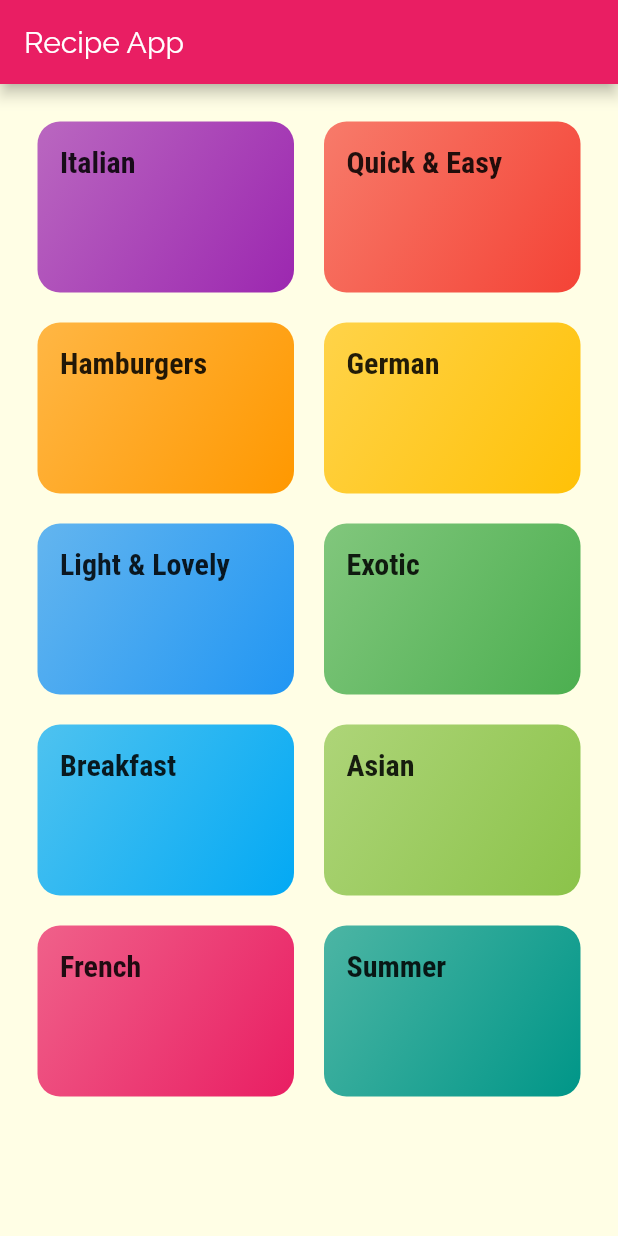
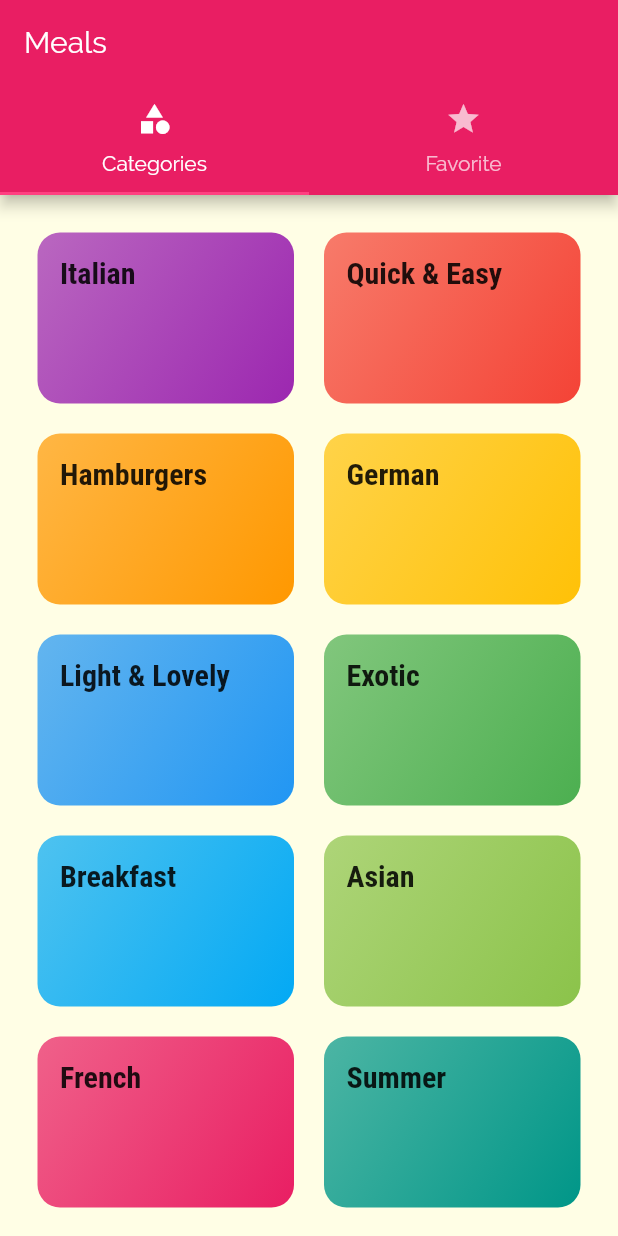
Before and after one commit to quiet-programmer/flutter_recipe_app, a Flutter app: the screen it shows after launch, on a phone screen of 412 x 824 dp. Run offline on Flutter 3.47's test engine with Material 2 defaults, Android fonts, the phone set to English and light mode, and no system bars.

Commit message:
updated some files

```diff
--- a/lib/main.dart
+++ b/lib/main.dart
@@ -1,7 +1,9 @@
 import 'package:flutter/material.dart';
 
+import './screens/tabs_screen.dart';
 import './screens/categories_screen.dart';
 import './screens/category_meals_screen.dart';
+import './screens/meal_detail_screen.dart';
 
 void main() => runApp(MyApp());
 
@@ -34,8 +36,9 @@ class MyApp extends StatelessWidget {
       // home: CategoriesScreen(),
       initialRoute: '/',
       routes: {
-        '/' : (ctx) => CategoriesScreen(),
+        '/' : (ctx) => TabsScreen(),
         CategoryMealsScreen.routeName : (ctx) => CategoryMealsScreen(),
+        MealDetailScreen.routeName : (ctx) => MealDetailScreen(),
       },
     );
   }
--- a/lib/models/meal.dart
+++ b/lib/models/meal.dart
@@ -1,4 +1,6 @@
 import 'package:flutter/material.dart';
+
+// setter for the meal
 
 enum Complexity {
   Simple,
@@ -13,6 +15,7 @@ enum Affordability {
 }
 
 class Meal {
+
   final String id;
   final List<String> categories;
   final String title;
--- a/lib/screens/categories_screen.dart
+++ b/lib/screens/categories_screen.dart
@@ -8,11 +8,7 @@ import '../widgets/category_item.dart';
 class CategoriesScreen extends StatelessWidget {
   @override
   Widget build(BuildContext context) {
-    return Scaffold(
-      appBar: AppBar(
-        title: const Text("Recipe App"),
-      ),
-      body: GridView(
+    return GridView(
       padding: EdgeInsets.all(25.0),
       children: DUMMY_CATEGORIES
           .map(
@@ -25,7 +21,6 @@ class CategoriesScreen extends StatelessWidget {
         crossAxisSpacing: 20,
         mainAxisSpacing: 20,
       ),
-      ),
     );
   }
 }
--- a/lib/screens/category_meals_screen.dart
+++ b/lib/screens/category_meals_screen.dart
@@ -31,6 +31,7 @@ class CategoryMealsScreen extends StatelessWidget {
       body: ListView.builder(
         itemBuilder: (ctx, index){
           return MealItem(
+            id: categoryMeals[index].id,
             title: categoryMeals[index].title,
             imageUrl: categoryMeals[index].imageUrl,
             duration: categoryMeals[index].duration,
--- /dev/null
+++ b/lib/screens/tabs_screen.dart
@@ -0,0 +1,45 @@
+import 'package:flutter/material.dart';
+
+import './categories_screen.dart';
+import './favorites_screen.dart';
+
+class TabsScreen extends StatefulWidget {
+  @override
+  _TabsScreenState createState() => _TabsScreenState();
+}
+
+class _TabsScreenState extends State<TabsScreen> {
+  @override
+  Widget build(BuildContext context) {
+    return DefaultTabController(
+      length: 2,
+      child: Scaffold(
+        appBar: AppBar(
+          title: Text("Meals"),
+          bottom: TabBar(
+            tabs: <Widget>[
+              Tab(
+                icon: Icon(
+                  Icons.category,
+                ),
+                text: "Categories",
+              ),
+              Tab(
+                icon: Icon(
+                  Icons.star,
+                ),
+                text: "Favorite",
+              ),
+            ],
+          ),
+        ),
+        body: TabBarView(
+          children: <Widget>[
+            CategoriesScreen(),
+            FavoritesScreen(),
+          ],
+        ),
+      ),
+    );
+  }
+}
```
Also changed, not shown: lib/screens/favorites_screen.dart (added, +10 -0 lines), lib/screens/meal_detail_screen.dart (added, +102 -0 lines), lib/widgets/meal_item.dart (+19 -16 lines). Lines whose indentation alone changed are shown as unchanged.
